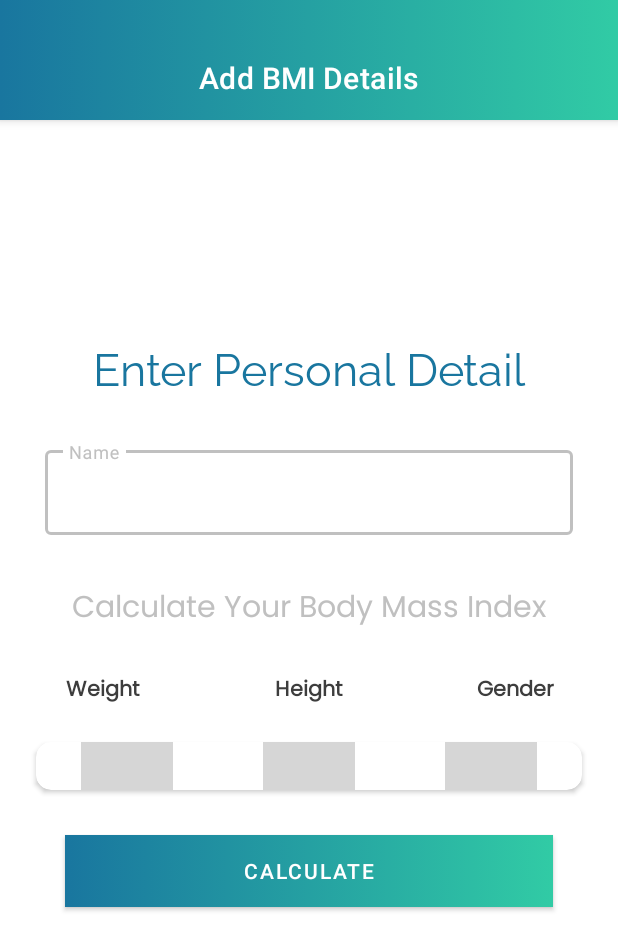
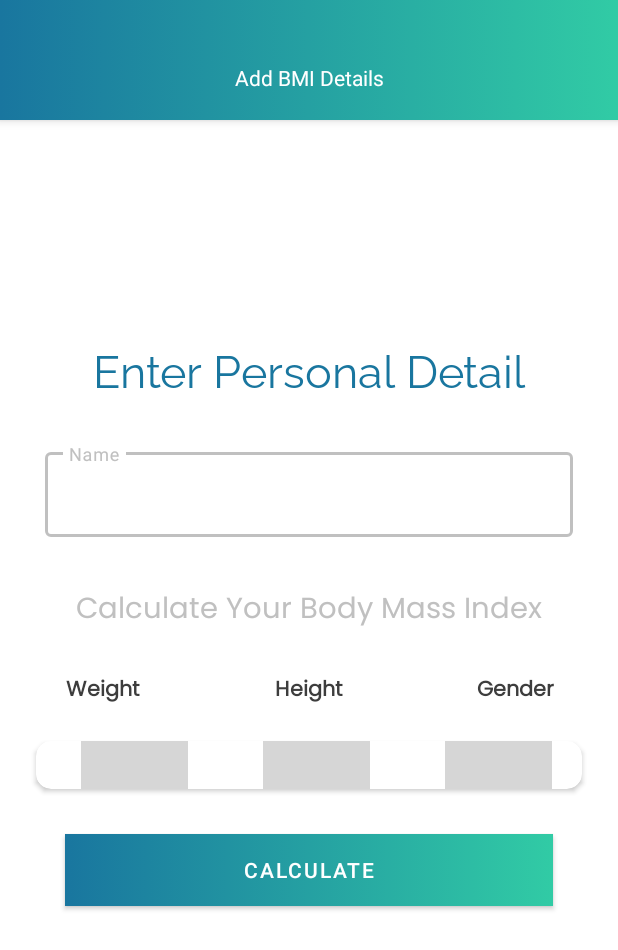
Before and after one commit to OkoloArt/BMI-okolo, an Android app: the screen it shows after launch (MainActivity), on a phone screen of 412 x 824 dp. Shown: the top 950 px of the screen. Run offline under Robolectric (Android 15) with nearby library versions, the phone set to English and light mode, and no system bars; our stand-ins replace AdMob, Dagger/Hilt's generated code; plain views replace NumberPicker; pictures from the network do not load; 9 statements that could not run were skipped; grey boxes are pictures that could not be loaded.

Commit message:
layouts, styles and themes

```diff
--- a/app/src/main/java/com/example/bmi_okolo/ui/MainActivity.kt
+++ b/app/src/main/java/com/example/bmi_okolo/ui/MainActivity.kt
@@ -34,11 +34,17 @@ class MainActivity : AppCompatActivity() {
         navController.addOnDestinationChangedListener { _, destination, _ ->
             when (destination.id) {
                 R.id.FirstFragment -> {
-                    supportActionBar?.title = resources.getString(R.string.first_fragment_label)
+                    supportActionBar?.apply {
+                        title = resources.getString(R.string.first_fragment_label)
+                        setDisplayHomeAsUpEnabled(false)
+                    }
                 }
                 R.id.SecondFragment -> {
-                    supportActionBar?.title = resources.getString(R.string.second_fragment_label)
-                    supportActionBar?.setDisplayHomeAsUpEnabled(true)
+                    supportActionBar?.apply {
+                        title = resources.getString(R.string.second_fragment_label)
+                        setDisplayHomeAsUpEnabled(true)
+                        setHomeAsUpIndicator(R.drawable.ic_arrow_home)
+                    }
                 }
             }
         }
--- a/app/src/main/res/drawable/button_background.xml
+++ b/app/src/main/res/drawable/button_background.xml
@@ -4,8 +4,6 @@
 
     <corners android:radius="@dimen/share_rate_button_radius" />
 
-    <solid android:color="@android:color/transparent" />
-
     <stroke
         android:width="1dp"
         android:color="@color/white"/>
--- /dev/null
+++ b/app/src/main/res/drawable/ic_arrow_home.xml
@@ -0,0 +1,5 @@
+<vector android:autoMirrored="true" android:height="24dp"
+    android:tint="#FFFFFF" android:viewportHeight="24"
+    android:viewportWidth="24" android:width="24dp" xmlns:android="http://schemas.android.com/apk/res/android">
+    <path android:fillColor="@android:color/white" android:pathData="M11.67,3.87L9.9,2.1 0,12l9.9,9.9 1.77,-1.77L3.54,12z"/>
+</vector>
--- a/app/src/main/res/layout/custom_toolbar.xml
+++ b/app/src/main/res/layout/custom_toolbar.xml
@@ -11,6 +11,7 @@
         android:id="@+id/toolbar"
         android:layout_width="match_parent"
         app:titleCentered="true"
+        app:titleTextAppearance="@font/raleway_regular"
         android:layout_height="?attr/actionBarSize"
         app:popupTheme="@style/Theme.BMIokolo.PopupOverlay" />
 
--- a/app/src/main/res/layout/fragment_add_bmi_details.xml
+++ b/app/src/main/res/layout/fragment_add_bmi_details.xml
@@ -25,8 +25,7 @@
         android:hint="@string/name">
 
         <com.google.android.material.textfield.TextInputEditText
-            android:layout_width="match_parent"
-            android:layout_height="wrap_content"
+            style="@style/match_wrap"
             android:singleLine="true" />
 
     </com.google.android.material.textfield.TextInputLayout>
@@ -38,10 +37,9 @@
 
     <LinearLayout
         android:id="@+id/category_layout"
-        android:layout_width="match_parent"
-        android:layout_height="wrap_content"
+        style="@style/match_wrap"
         android:layout_below="@id/calculate_bmi_text"
-        android:layout_marginTop="25dp"
+        android:layout_marginTop="@dimen/_25dp"
         android:orientation="horizontal">
 
         <TextView
@@ -59,18 +57,11 @@
 
     <androidx.cardview.widget.CardView
         android:id="@+id/selector_layout"
-        android:layout_width="match_parent"
-        android:layout_marginLeft="24dp"
-        android:layout_marginRight="24dp"
-        android:elevation="15dp"
-        app:cardCornerRadius="10dp"
-        android:layout_height="wrap_content"
-        android:layout_below="@id/category_layout"
-        android:layout_marginTop="22dp">
+        style="@style/cardview_picker"
+        android:layout_below="@id/category_layout">
 
         <LinearLayout
-            android:layout_width="match_parent"
-            android:layout_height="wrap_content"
+            style="@style/match_wrap"
             android:orientation="horizontal"
             app:layout_constraintTop_toBottomOf="@id/calculate_bmi_text">
 
--- a/app/src/main/res/values-night/themes.xml
+++ b/app/src/main/res/values-night/themes.xml
@@ -4,11 +4,11 @@
         <!-- Primary brand color. -->
         <item name="colorPrimary">@color/gray</item>
         <item name="colorPrimaryVariant">@color/gray</item>
-        <item name="colorOnPrimary">@color/black</item>
+        <item name="colorOnPrimary">@color/white</item>
         <!-- Secondary brand color. -->
         <item name="colorSecondary">@color/teal_200</item>
         <item name="colorSecondaryVariant">@color/teal_200</item>
-        <item name="colorOnSecondary">@color/black</item>
+        <item name="colorOnSecondary">@color/white</item>
         <!-- Status bar color. -->
         <item name="android:windowTranslucentStatus">true</item>
         <!-- Customize your theme here. -->
--- /dev/null
+++ b/app/src/main/res/values-v31/styles.xml
@@ -0,0 +1,10 @@
+<?xml version="1.0" encoding="utf-8"?>
+<resources>
+    <!-- Splash Screen Theme (Android 12+) -->
+    <style name="Theme.App.Starting" parent="Theme.SplashScreen.IconBackground">
+        <item name="windowSplashScreenBackground">@color/white</item>
+        <item name="windowSplashScreenAnimatedIcon">@mipmap/ic_launcher_bmi</item>
+        <item name="windowSplashScreenIconBackgroundColor">@color/white</item>
+        <item name="postSplashScreenTheme">@style/Theme.BMIokolo</item>
+    </style>
+</resources>
--- a/app/src/main/res/values/dimens.xml
+++ b/app/src/main/res/values/dimens.xml
@@ -10,4 +10,7 @@
     <dimen name="_21dp">21dp</dimen>
     <dimen name="_29dp">29dp</dimen>
     <dimen name="_36dp">36dp</dimen>
+    <dimen name="_24dp">24dp</dimen>
+    <dimen name="_90dp">90dp</dimen>
+    <dimen name="_25dp">25dp</dimen>
 </resources>
--- a/app/src/main/res/values/themes.xml
+++ b/app/src/main/res/values/themes.xml
@@ -38,16 +38,16 @@
         <item name="android:layout_width">@dimen/width_with_weight</item>
         <item name="android:layout_height">wrap_content</item>
         <item name="android:layout_weight">1</item>
-        <item name="np_selectedTextColor">#2196F3</item>
+        <item name="np_selectedTextColor">#19769F</item>
         <item name="np_selectedTextSize">@dimen/_20dp</item>
         <item name="np_textSize">20dp</item>
         <item name="np_textColor">#CB6A6A6A</item>
         <item name="android:layout_marginLeft">@dimen/_30dp</item>
-        <item name="android:layout_marginRight">@dimen/_30dp</item>
+        <item name="android:layout_marginRight">@dimen/_20dp</item>
         <item name="np_dividerType">underline</item>
         <item name="np_itemSpacing">-10dp</item>
         <item name="android:dividerPadding">@dimen/_10dp</item>
-        <item name="np_dividerColor">#03A9F4</item>
+        <item name="np_dividerColor">#19769F</item>
         <item name="np_dividerDistance">@dimen/_30dp</item>
         <item name="np_dividerThickness">3dp</item>
     </style>
@@ -56,13 +56,13 @@
         <item name="android:layout_width">match_parent</item>
         <item name="android:layout_height">@dimen/divider_height</item>
         <item name="android:background">#FFFFFF</item>
-        <item name="android:alpha">0.3</item>
+        <item name="android:alpha">0.4</item>
     </style>
 
     <style name="share_rate_material_button">
         <item name="android:background">@drawable/button_background</item>
         <item name="backgroundTint">@null</item>
-        <item name="android:layout_marginStart">33dp</item>
+        <item name="android:layout_marginStart">23dp</item>
         <item name="android:layout_width">@dimen/width_with_weight</item>
         <item name="android:layout_height">wrap_content</item>
         <item name="android:layout_weight">1</item>
@@ -88,6 +88,7 @@
         <item name="android:gravity">center</item>
         <item name="android:text">@string/add_personal_details</item>
         <item name="android:textSize">30sp</item>
+        <item name="android:fontStyle">normal</item>
         <item name="android:textColor">#19769F</item>
         <item name="android:layout_alignParentStart">true</item>
     </style>
@@ -99,7 +100,7 @@
         <item name="fontFamily">@font/poppins_regular</item>
         <item name="android:gravity">center</item>
         <item name="android:text">@string/calculate_bmi_text</item>
-        <item name="android:textSize">20sp</item>
+        <item name="android:textSize">19sp</item>
         <item name="android:textColor">#C0C0C0</item>
         <item name="android:layout_alignParentStart">true</item>
         <item name="fontStyle">normal</item>
@@ -119,7 +120,7 @@
         <item name="fontFamily">@font/raleway_regular</item>
         <item name="android:gravity">center</item>
         <item name="android:layout_margin">10dp</item>
-        <item name="android:alpha">0.4</item>
+        <item name="android:alpha">0.5</item>
         <item name="android:text">@string/body_mass_index_text</item>
         <item name="android:textSize">20sp</item>
         <item name="android:textColor">#FFFFFF</item>
@@ -145,7 +146,7 @@
         <item name="android:text">@string/default_index_category</item>
         <item name="android:textSize">15sp</item>
         <item name="android:textColor">#FFFFFF</item>
-        <item name="android:layout_marginTop">@dimen/_10dp</item>
+        <item name="android:layout_marginTop">@dimen/_20dp</item>
         <item name="android:textStyle">bold</item>
     </style>
 
@@ -154,8 +155,24 @@
         <item name="android:layout_height">wrap_content</item>
         <item name="fontFamily">@font/poppins_regular</item>
         <item name="android:gravity">center</item>
+        <item name="android:layout_marginTop">8dp</item>
         <item name="android:textSize">12.5sp</item>
         <item name="android:textColor">#FFFFFF</item>
     </style>
 
+    <style name="cardview_picker">
+        <item name="android:layout_width">match_parent</item>
+        <item name="android:layout_height">wrap_content</item>
+        <item name="android:layout_marginLeft">@dimen/_24dp</item>
+        <item name="android:layout_marginRight">@dimen/_24dp</item>
+        <item name="android:layout_marginTop">@dimen/_21dp</item>
+        <item name="cardCornerRadius">@dimen/_10dp</item>
+        <item name="android:elevation">15dp</item>
+    </style>
+
+    <style name="match_wrap">
+        <item name="android:layout_width">match_parent</item>
+        <item name="android:layout_height">wrap_content</item>
+    </style>
+
 </resources>
```
Also changed, not shown: app/src/main/res/layout/fragment_bmi_details.xml (+17 -15 lines), app/src/main/res/values/strings.xml (+7 -0 lines).
